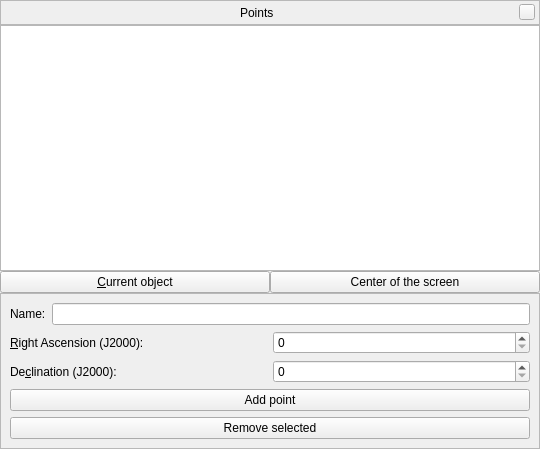
Before: the Qt Designer form plugins/TelescopeControl/src/gui/storedPointsDialog.ui in 519984307/stellarium_src, drawn with Qt 5.
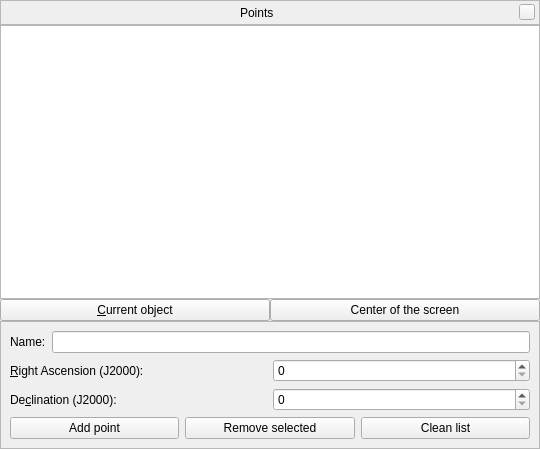
After: the same form once the commit is applied. Custom widgets are drawn as their Qt base class.

Patch:
```diff
--- a/plugins/TelescopeControl/src/gui/storedPointsDialog.ui
+++ b/plugins/TelescopeControl/src/gui/storedPointsDialog.ui
@@ -247,6 +247,8 @@
        </layout>
       </item>
       <item>
+       <layout class="QHBoxLayout" name="horizontalLayout_6">
+        <item>
        <widget class="QPushButton" name="pushButtonAddPoint">
         <property name="text">
          <string>Add point</string>
@@ -259,6 +261,15 @@
          <string>Remove selected</string>
         </property>
        </widget>
+        </item>
+        <item>
+         <widget class="QPushButton" name="pushButtonCleanList">
+          <property name="text">
+           <string>Clean list</string>
+          </property>
+         </widget>
+        </item>
+       </layout>
       </item>
      </layout>
     </widget>
```
Lines whose indentation alone changed are shown as unchanged.
